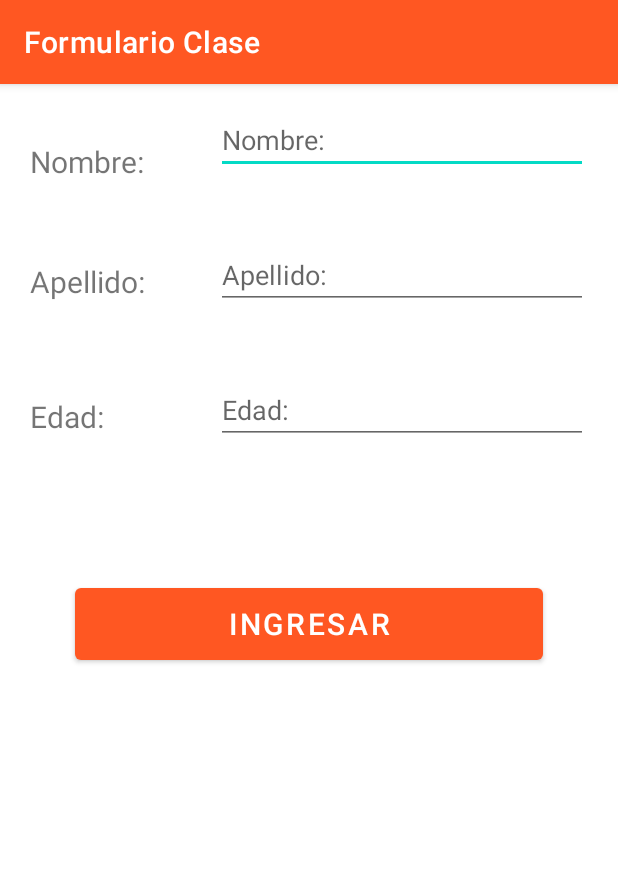
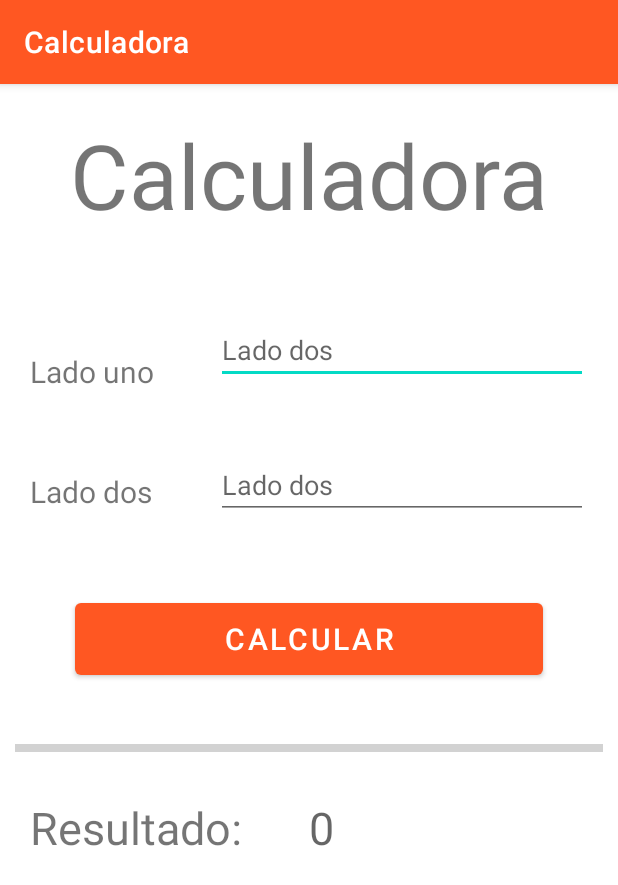
Before and after one commit to drpdevelop/FormApplication, an Android app: the screen it shows after launch (MainActivity), on a phone screen of 412 x 824 dp. Shown: the top 885 px of the screen. Run offline under Robolectric (Android 15) with nearby library versions, the phone set to English and light mode, and no system bars.

Commit message:
add calculator

```diff
--- a/app/src/main/java/com/clase1/formapplication/MainActivity.java
+++ b/app/src/main/java/com/clase1/formapplication/MainActivity.java
@@ -3,17 +3,24 @@ package com.clase1.formapplication;
 import androidx.appcompat.app.AppCompatActivity;
 
 import android.os.Bundle;
+import android.text.TextUtils;
 import android.util.Log;
 import android.view.View;
+import android.widget.Button;
 import android.widget.EditText;
 import android.widget.LinearLayout;
+import android.widget.TextView;
 
 import com.google.android.material.snackbar.Snackbar;
 
 public class MainActivity extends AppCompatActivity {
 
 
-    String debug = "Actividad 1";
+    EditText lado_uno, lado_dos;
+    TextView result;
+    Button calculate;
+
+    String Debug = "Actividad 1";
     LinearLayout mainLayout;
 
 
@@ -21,17 +28,73 @@ public class MainActivity extends AppCompatActivity {
     protected void onCreate(Bundle savedInstanceState) {
         super.onCreate(savedInstanceState);
         setContentView(R.layout.activity_main);
-        Log.i(debug, "Create");
+        Log.i(Debug, "Create");
+
+        lado_uno = findViewById(R.id.lado_uno);
+        lado_dos = findViewById(R.id.lado_dos);
+        result = findViewById(R.id.result);
+        calculate = findViewById(R.id.calcular);
+
     }
 
-    public void presionaBoton(View view) {
+    @Override
+    protected void onStart() {
+        super.onStart();
+        Log.i(Debug,"Entre A OnStart");
 
-        EditText nombre = findViewById(R.id.nombre);
-        EditText apellido = findViewById(R.id.apellido);
-        EditText edad = findViewById(R.id.edad);
+        calculate.setOnClickListener(new View.OnClickListener() {
+            @Override
+            public void onClick(View view) {
+                float lado1 = Float.parseFloat(lado_uno.getText().toString());
+                float lado2 = Float.parseFloat(lado_dos.getText().toString());
+                float resultado = lado1*lado2;
+                String resultad = String.valueOf(resultado);
+                result.setText(resultad);
+
+            }
+        });
+    }
+
+    @Override
+    protected void onRestart() {
+        super.onRestart();
+        Log.i(Debug,"Entre A OnRestart");
+    }
+
+    @Override
+    protected void onResume() {
+        super.onResume();
+        Log.i(Debug,"Entre A OnResume");
+    }
+
+    @Override
+    protected void onPause() {
+        super.onPause();
+        Log.i(Debug,"Entre A OnPause");
+    }
+
+    @Override
+    protected void onStop() {
+        super.onStop();
+        Log.i(Debug,"Entre A OnStop");
+    }
+
+    @Override
+    protected void onDestroy() {
+        super.onDestroy();
+        Log.i(Debug,"Entre A OnDestroy");
+    }
+
+    /*public void calcular(View view) {
+
+        EditText lado_uno = findViewById(R.id.lado_uno);
+        EditText lado_dos = findViewById(R.id.lado_dos);
+
         mainLayout = findViewById(R.id.mainLayout);
 
-        if (!nombre.toString().isEmpty() || !apellido.toString().isEmpty() || !edad.toString().isEmpty()){
+        Log.i(Debug, lado_uno.toString());
+
+        if(lado_uno == null){
             Snackbar.make(mainLayout, "Todos los campos son obligatorios.", Snackbar.LENGTH_LONG)
                     .setAction("Close", new View.OnClickListener() {
                         @Override
@@ -41,9 +104,9 @@ public class MainActivity extends AppCompatActivity {
                     })
                     .setActionTextColor(getResources().getColor(R.color.purple_200))
                     .show();
+        }
+    }*/
 
 
 
-        }
-    }
 }
--- a/app/src/main/res/layout/activity_main.xml
+++ b/app/src/main/res/layout/activity_main.xml
@@ -10,18 +10,30 @@
     android:id="@+id/mainLayout"
     >
 
+    <TextView
+        android:layout_width="match_parent"
+        android:text="Calculadora"
+        android:layout_height="100dp"
+        android:textAlignment="center"
+        android:textSize="60dp"
+        android:layout_margin="20dp"
+        >
+
+    </TextView>
+
     <LinearLayout
         android:layout_width="match_parent"
         android:layout_height="50dp"
         android:layout_margin="20dp"
         android:orientation="horizontal"
-        android:layout_marginTop="20dp"
+        android:layout_marginTop="5dp"
         >
         <TextView
             android:layout_width="0dp"
             android:layout_height="30dp"
             android:layout_weight="1"
-            android:text="@string/nombre"
+            android:inputType="number"
+            android:text="Lado uno"
             android:textSize="20dp"
             android:layout_marginTop="10dp"
             />
@@ -29,9 +41,9 @@
         <EditText
             android:layout_width="0dp"
             android:layout_height="40dp"
-            android:id="@+id/nombre"
+            android:id="@+id/lado_uno"
             android:layout_weight="2"
-            android:hint="@string/nombre"
+            android:hint="Lado dos"
             />
     </LinearLayout>
 
@@ -46,21 +58,22 @@
             android:layout_width="0dp"
             android:layout_height="30dp"
             android:layout_weight="1"
-            android:text="@string/apellido"
+            android:text="Lado dos"
             android:textSize="20dp"
             />
 
         <EditText
             android:layout_width="0dp"
             android:layout_height="40dp"
+            android:inputType="number"
             android:layout_weight="2"
-            android:hint="@string/apellido"
-            android:id="@+id/apellido"
+            android:hint="Lado dos"
+            android:id="@+id/lado_dos"
             />
     </LinearLayout>
 
 
-    <LinearLayout
+    <!---<LinearLayout
         android:layout_width="match_parent"
         android:layout_height="50dp"
         android:layout_marginTop="20dp"
@@ -83,18 +96,55 @@
             android:inputType="number"
             android:id="@+id/edad"
             />
-    </LinearLayout>
+    </LinearLayout>-->
 
     <Button
         android:layout_width="match_parent"
         android:layout_height="60dp"
         android:textSize="20dp"
-        android:text="Ingresar"
-        android:layout_marginTop="60dp"
+        android:text="Calcular"
+        android:id="@+id/calcular"
+        android:layout_marginTop="20dp"
         android:layout_marginStart="50dp"
         android:layout_marginEnd="50dp"
-        android:onClick="presionaBoton"
+        android:layout_marginBottom="30dp"
     />
+
+    <LinearLayout
+        android:layout_width="match_parent"
+        android:layout_height="5dp"
+        android:layout_marginTop="30dp"
+        android:layout_margin="10dp"
+        android:background="#D2D2D2">
+
+    </LinearLayout>
+
+
+
+    <LinearLayout
+        android:layout_width="match_parent"
+        android:layout_height="50dp"
+        android:layout_marginTop="20dp"
+        android:layout_margin="20dp"
+        android:orientation="horizontal"
+        >
+        <TextView
+            android:layout_width="0dp"
+            android:layout_height="40dp"
+            android:layout_weight="2"
+            android:text="Resultado:"
+            android:textSize="30dp"
+            />
+
+        <TextView
+            android:layout_width="0dp"
+            android:layout_height="40dp"
+            android:textSize="30dp"
+            android:layout_weight="2"
+            android:hint="0"
+            android:id="@+id/result"
+            />
+    </LinearLayout>
 
 
 
--- a/app/src/main/res/values/strings.xml
+++ b/app/src/main/res/values/strings.xml
@@ -1,5 +1,5 @@
 <resources>
-    <string name="app_name">Formulario Clase</string>
+    <string name="app_name">Calculadora</string>
     <string name="nombre">Nombre: </string>
     <string name="apellido">Apellido: </string>
     <string name="edad">Edad: </string>
```
